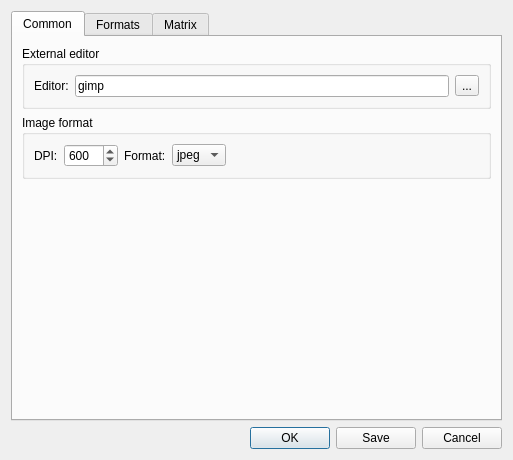
Before: the Qt Designer form src/settingsdialog.ui in h4tr3d/photodoc-ng, drawn with Qt 5.
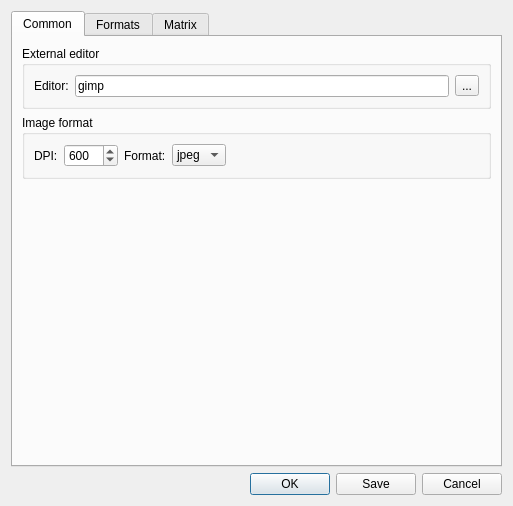
After: the same form once the commit is applied. Icons and pictures are not drawn.

Patch:
```diff
--- a/src/settingsdialog.ui
+++ b/src/settingsdialog.ui
@@ -6,8 +6,8 @@
    <rect>
     <x>0</x>
     <y>0</y>
-    <width>481</width>
-    <height>460</height>
+    <width>497</width>
+    <height>506</height>
    </rect>
   </property>
   <property name="windowTitle">
```
Left out of the diff: 68 changed lines with no effect on the pictures.
